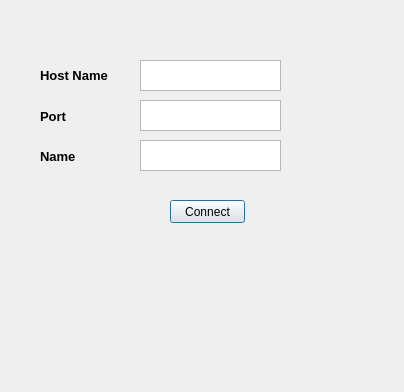
Qt form clientStartUp.ui (ButterM-40/Server-Client-MSG-File-Transfering) before a commit.
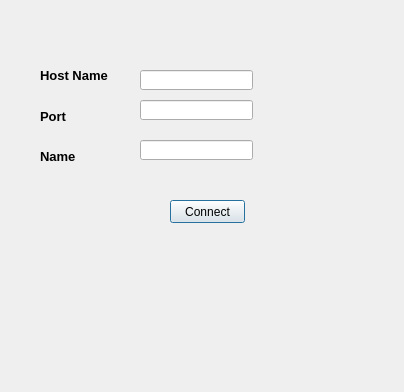
The same form after that commit.

Commit message: Added Client Control UI

What changed in the file:
```diff
--- a/clientStartUp.ui
+++ b/clientStartUp.ui
@@ -16,6 +16,12 @@
     <height>392</height>
    </size>
   </property>
+  <property name="maximumSize">
+   <size>
+    <width>404</width>
+    <height>392</height>
+   </size>
+  </property>
   <property name="windowTitle">
    <string>Dialog</string>
   </property>
@@ -79,36 +85,6 @@
     <string>Port</string>
    </property>
   </widget>
-  <widget class="QTextEdit" name="hostTextBox">
-   <property name="geometry">
-    <rect>
-     <x>140</x>
-     <y>60</y>
-     <width>141</width>
-     <height>31</height>
-    </rect>
-   </property>
-  </widget>
-  <widget class="QTextEdit" name="PostTextBox">
-   <property name="geometry">
-    <rect>
-     <x>140</x>
-     <y>100</y>
-     <width>141</width>
-     <height>31</height>
-    </rect>
-   </property>
-  </widget>
-  <widget class="QTextEdit" name="NameTextBox">
-   <property name="geometry">
-    <rect>
-     <x>140</x>
-     <y>140</y>
-     <width>141</width>
-     <height>31</height>
-    </rect>
-   </property>
-  </widget>
   <widget class="QPushButton" name="connectButton">
    <property name="geometry">
     <rect>
@@ -122,6 +98,36 @@
     <string>Connect</string>
    </property>
   </widget>
+  <widget class="QLineEdit" name="hostTextBox">
+   <property name="geometry">
+    <rect>
+     <x>140</x>
+     <y>70</y>
+     <width>113</width>
+     <height>20</height>
+    </rect>
+   </property>
+  </widget>
+  <widget class="QLineEdit" name="PostTextBox">
+   <property name="geometry">
+    <rect>
+     <x>140</x>
+     <y>100</y>
+     <width>113</width>
+     <height>20</height>
+    </rect>
+   </property>
+  </widget>
+  <widget class="QLineEdit" name="NameTextBox">
+   <property name="geometry">
+    <rect>
+     <x>140</x>
+     <y>140</y>
+     <width>113</width>
+     <height>20</height>
+    </rect>
+   </property>
+  </widget>
  </widget>
  <resources/>
  <connections/>
```
The commit also changes 2 other files.
